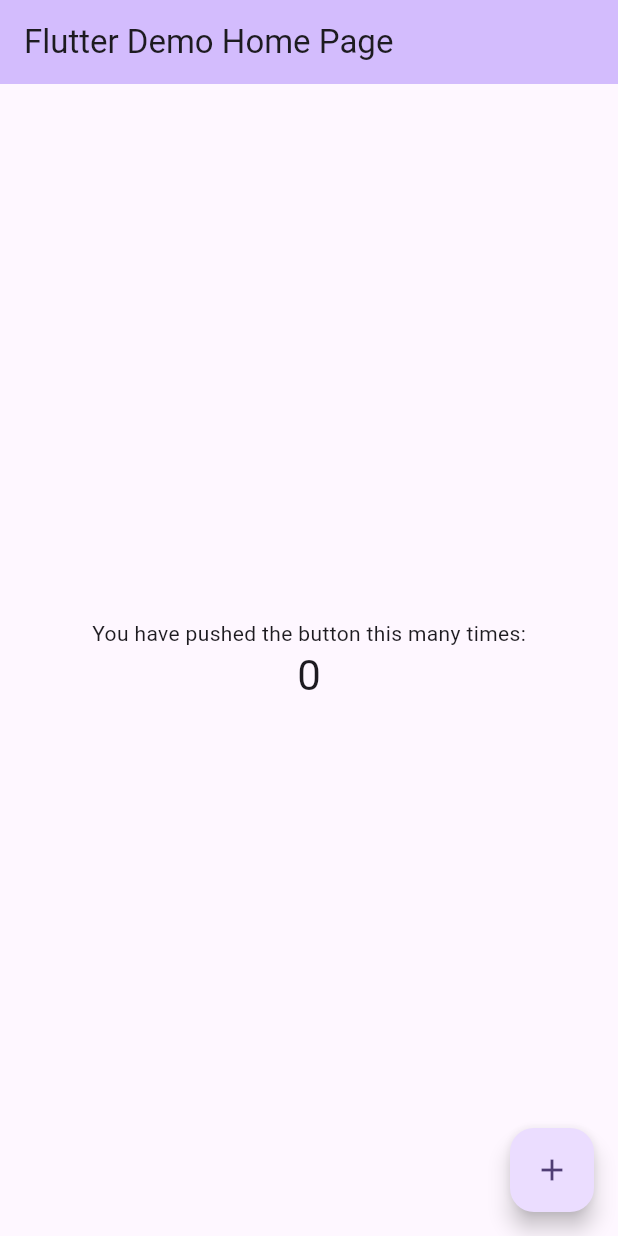
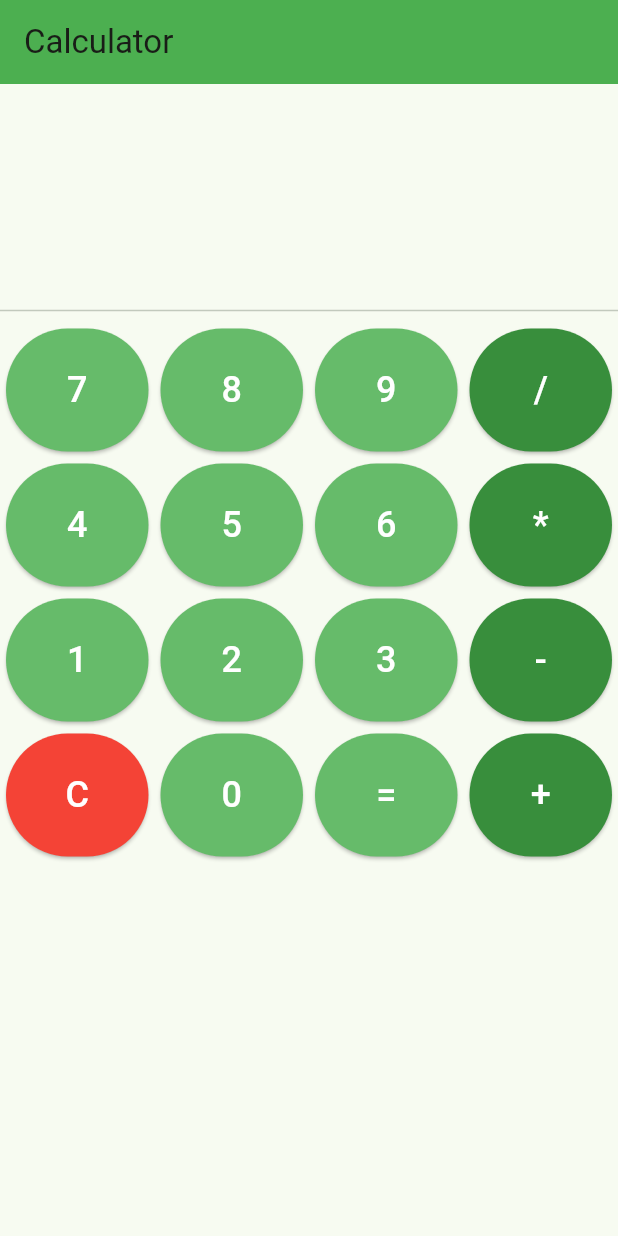
Before and after one commit to eltonbaidoo/csc305, a Flutter app: the screen it shows after launch, on a phone screen of 412 x 824 dp. Run offline on Flutter 3.47's test engine with Material 3 defaults, Android fonts, the phone set to English and light mode, and no system bars; missing offline and left inert: expressions.

Commit message:
IN a hurry

```diff
--- a/lib/main.dart
+++ b/lib/main.dart
@@ -1,5 +1,5 @@
 import 'package:flutter/material.dart';
-import 'package:expressions/expressions.dart'; // External package for expression evaluationer
+import 'package:expressions/expressions.dart';
 
 void main() {
   runApp(const MyApp());
@@ -8,116 +8,136 @@ void main() {
 class MyApp extends StatelessWidget {
   const MyApp({super.key});
 
-  // This widget is the root of your application.
   @override
   Widget build(BuildContext context) {
     return MaterialApp(
-      title: 'Flutter Demo',
+      title: 'Calculator',
       theme: ThemeData(
-        // This is the theme of your application.
-        //
-        // TRY THIS: Try running your application with "flutter run". You'll see
-        // the application has a purple toolbar. Then, without quitting the app,
-        // try changing the seedColor in the colorScheme below to Colors.green
-        // and then invoke "hot reload" (save your changes or press the "hot
-        // reload" button in a Flutter-supported IDE, or press "r" if you used
-        // the command line to start the app).
-        //
-        // Notice that the counter didn't reset back to zero; the application
-        // state is not lost during the reload. To reset the state, use hot
-        // restart instead.
-        //
-        // This works for code too, not just values: Most code changes can be
-        // tested with just a hot reload.
-        colorScheme: ColorScheme.fromSeed(seedColor: Colors.deepPurple),
+        colorScheme: ColorScheme.fromSeed(seedColor: Colors.green),
+        useMaterial3: true,
       ),
-      home: const MyHomePage(title: 'Flutter Demo Home Page'),
+      home: const CalculatorPage(),
     );
   }
 }
 
-class MyHomePage extends StatefulWidget {
-  const MyHomePage({super.key, required this.title});
-
-  // This widget is the home page of your application. It is stateful, meaning
-  // that it has a State object (defined below) that contains fields that affect
-  // how it looks.
-
-  // This class is the configuration for the state. It holds the values (in this
-  // case the title) provided by the parent (in this case the App widget) and
-  // used by the build method of the State. Fields in a Widget subclass are
-  // always marked "final".
-
-  final String title;
+class CalculatorPage extends StatefulWidget {
+  const CalculatorPage({super.key});
 
   @override
-  State<MyHomePage> createState() => _MyHomePageState();
+  State<CalculatorPage> createState() => _CalculatorPageState();
 }
 
-class _MyHomePageState extends State<MyHomePage> {
-  int _counter = 0;
+class _CalculatorPageState extends State<CalculatorPage> {
+  String _expression = '';
+  String _result = '';
 
-  void _incrementCounter() {
+  void _onPressed(String value) {
     setState(() {
-      // This call to setState tells the Flutter framework that something has
-      // changed in this State, which causes it to rerun the build method below
-      // so that the display can reflect the updated values. If we changed
-      // _counter without calling setState(), then the build method would not be
-      // called again, and so nothing would appear to happen.
-      _counter++;
+      if (value == 'C') {
+        _expression = '';
+        _result = '';
+      } else if (value == '=') {
+        try {
+          final exp = Expression.parse(_expression);
+          final evaluator = const ExpressionEvaluator();
+          final evalResult = evaluator.eval(exp, {});
+          _result = evalResult.toString();
+        } catch (e) {
+          _result = 'Error';
+        }
+      } else {
+        _expression += value;
+      }
     });
+  }
+
+  Widget _buildButton(String value, {Color? color}) {
+    return Expanded(
+      child: Padding(
+        padding: const EdgeInsets.all(4.0),
+        child: ElevatedButton(
+          style: ElevatedButton.styleFrom(
+            backgroundColor: color ?? Colors.green[400],
+            foregroundColor: Colors.white,
+            padding: const EdgeInsets.symmetric(vertical: 24),
+          ),
+          onPressed: () => _onPressed(value),
+          child: Text(
+            value,
+            style: const TextStyle(fontSize: 24),
+          ),
+        ),
+      ),
+    );
   }
 
   @override
   Widget build(BuildContext context) {
-    // This method is rerun every time setState is called, for instance as done
-    // by the _incrementCounter method above.
-    //
-    // The Flutter framework has been optimized to make rerunning build methods
-    // fast, so that you can just rebuild anything that needs updating rather
-    // than having to individually change instances of widgets.
     return Scaffold(
       appBar: AppBar(
-        // TRY THIS: Try changing the color here to a specific color (to
-        // Colors.amber, perhaps?) and trigger a hot reload to see the AppBar
-        // change color while the other colors stay the same.
-        backgroundColor: Theme.of(context).colorScheme.inversePrimary,
-        // Here we take the value from the MyHomePage object that was created by
-        // the App.build method, and use it to set our appbar title.
-        title: Text(widget.title),
+        backgroundColor: Colors.green,
+        title: const Text('Calculator'),
       ),
-      body: Center(
-        // Center is a layout widget. It takes a single child and positions it
-        // in the middle of the parent.
-        child: Column(
-          // Column is also a layout widget. It takes a list of children and
-          // arranges them vertically. By default, it sizes itself to fit its
-          // children horizontally, and tries to be as tall as its parent.
-          //
-          // Column has various properties to control how it sizes itself and
-          // how it positions its children. Here we use mainAxisAlignment to
-          // center the children vertically; the main axis here is the vertical
-          // axis because Columns are vertical (the cross axis would be
-          // horizontal).
-          //
-          // TRY THIS: Invoke "debug painting" (choose the "Toggle Debug Paint"
-          // action in the IDE, or press "p" in the console), to see the
-          // wireframe for each widget.
-          mainAxisAlignment: MainAxisAlignment.center,
-          children: <Widget>[
-            const Text('You have pushed the button this many times:'),
-            Text(
-              '$_counter',
-              style: Theme.of(context).textTheme.headlineMedium,
+      body: Column(
+        children: [
+          Container(
+            padding: const EdgeInsets.all(16),
+            alignment: Alignment.centerRight,
+            child: Text(
+              _expression,
+              style: const TextStyle(fontSize: 32, color: Colors.black87),
             ),
-          ],
-        ),
+          ),
+          Container(
+            padding: const EdgeInsets.all(16),
+            alignment: Alignment.centerRight,
+            child: Text(
+              _result,
+              style: const TextStyle(fontSize: 24, color: Colors.black54),
+            ),
+          ),
+          const Divider(),
+          Expanded(
+            child: Column(
+              children: [
+                Row(
+                  children: [
+                    _buildButton('7'),
+                    _buildButton('8'),
+                    _buildButton('9'),
+                    _buildButton('/', color: Colors.green[700]),
+                  ],
+                ),
+                Row(
+                  children: [
+                    _buildButton('4'),
+                    _buildButton('5'),
+                    _buildButton('6'),
+                    _buildButton('*', color: Colors.green[700]),
+                  ],
+                ),
+                Row(
+                  children: [
+                    _buildButton('1'),
+                    _buildButton('2'),
+                    _buildButton('3'),
+                    _buildButton('-', color: Colors.green[700]),
+                  ],
+                ),
+                Row(
+                  children: [
+                    _buildButton('C', color: Colors.red),
+                    _buildButton('0'),
+                    _buildButton('='),
+                    _buildButton('+', color: Colors.green[700]),
+                  ],
+                ),
+              ],
+            ),
+          ),
+        ],
       ),
-      floatingActionButton: FloatingActionButton(
-        onPressed: _incrementCounter,
-        tooltip: 'Increment',
-        child: const Icon(Icons.add),
-      ), // This trailing comma makes auto-formatting nicer for build methods.
     );
   }
 }
```
